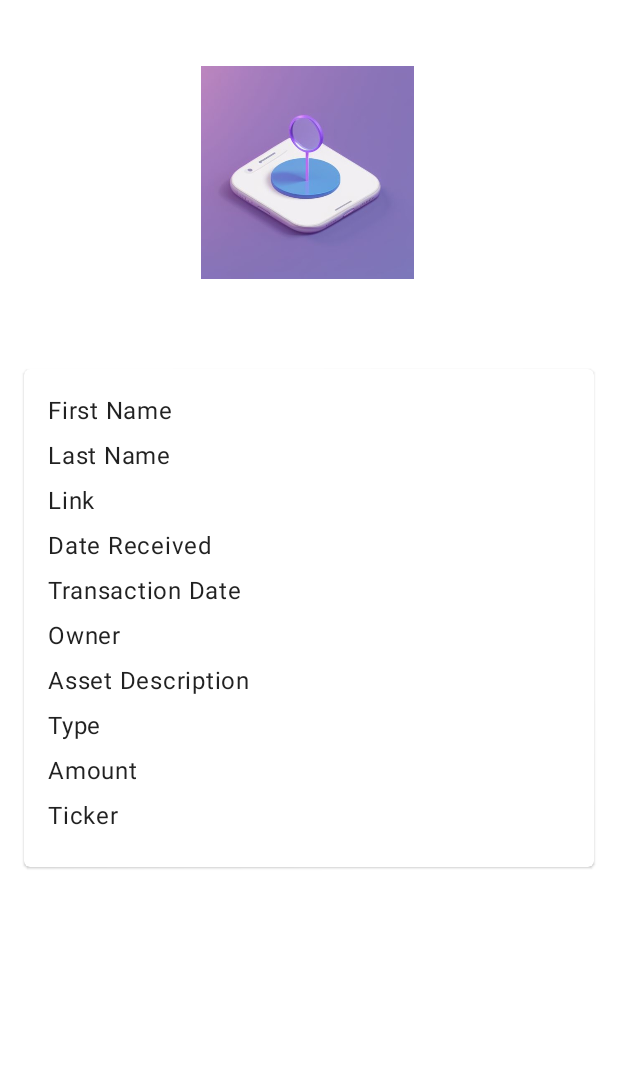
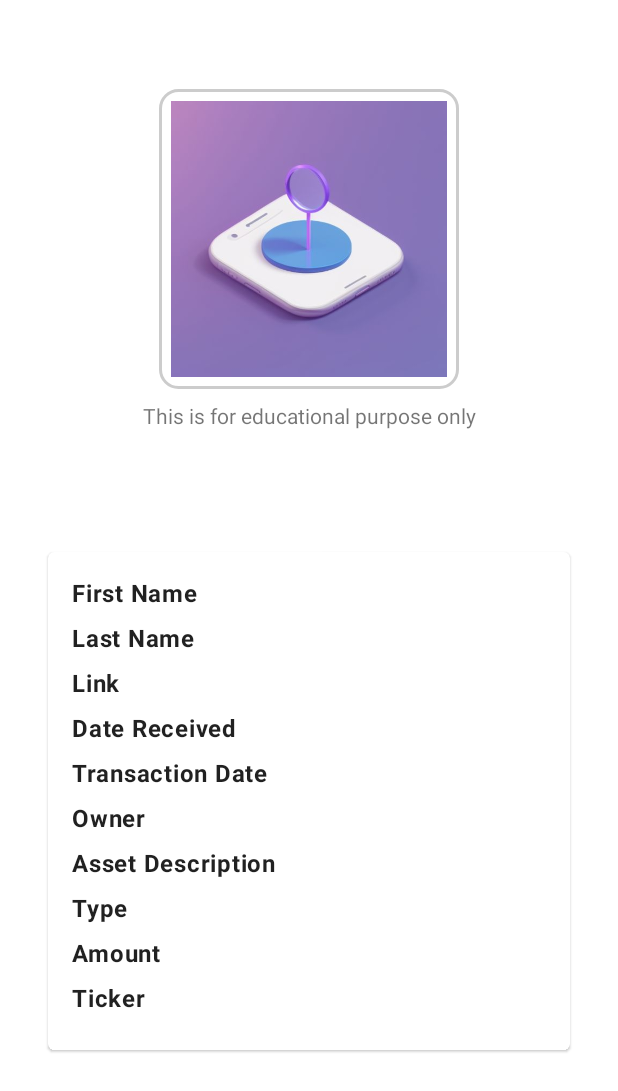
Before and after one commit to tao-luke/Stalk_Trade, an Android app: the layout fragment_transaction_details.xml on its own in the app's theme, with its tools: preview values and no code run, on a phone screen of 412 x 824 dp. Shown: the top 1091 px of the screen. Run offline under Robolectric (Android 15) with nearby library versions, the phone set to English and light mode, and no system bars.

Commit message:
update UI for transaction detail page

```diff
--- a/app/src/main/res/layout/fragment_transaction_details.xml
+++ b/app/src/main/res/layout/fragment_transaction_details.xml
@@ -1,29 +1,55 @@
 <?xml version="1.0" encoding="utf-8"?>
-<androidx.constraintlayout.widget.ConstraintLayout xmlns:android="http://schemas.android.com/apk/res/android"
+<androidx.constraintlayout.widget.ConstraintLayout
+    xmlns:android="http://schemas.android.com/apk/res/android"
     xmlns:app="http://schemas.android.com/apk/res-auto"
     xmlns:tools="http://schemas.android.com/tools"
     android:layout_width="match_parent"
     android:layout_height="match_parent"
-    tools:context=".ui.details.TransactionDetailsFragment">
+    tools:context=".ui.details.TransactionDetailsFragment"
+    android:padding="16dp">
+
+    <TextView
+        android:id="@+id/empty"
+        android:layout_width="0dp"
+        android:layout_height="wrap_content"
+        android:textSize="20sp"
+        android:textStyle="bold"
+        app:layout_constraintTop_toTopOf="parent"
+        app:layout_constraintStart_toStartOf="parent"
+        app:layout_constraintEnd_toEndOf="parent"
+        app:layout_constraintHorizontal_bias="0.5"
+        app:layout_constraintVertical_bias="0.0" />
+
     <ImageView
         android:id="@+id/iconImageView"
-        android:layout_width="162dp"
-        android:layout_height="142dp"
-        android:layout_marginTop="44dp"
-        android:contentDescription="@string/icon_description"
+        android:layout_width="200dp"
+        android:layout_height="200dp"
+        android:layout_marginTop="16dp"
+        android:padding="8dp"
+        android:background="@drawable/image_background"
+        android:scaleType="centerCrop"
         android:src="@drawable/ic_icon"
-        app:layout_constraintEnd_toEndOf="parent"
-        app:layout_constraintHorizontal_bias="0.497"
+        app:layout_constraintTop_toBottomOf="@id/empty"
         app:layout_constraintStart_toStartOf="parent"
-        app:layout_constraintTop_toTopOf="parent"
-        app:layout_constraintVertical_bias="0.0" />
+        app:layout_constraintEnd_toEndOf="parent" />
+
+    <TextView
+        android:id="@+id/blurbTextView"
+        android:layout_width="wrap_content"
+        android:layout_height="wrap_content"
+        android:layout_marginTop="8dp"
+        android:text="This is for educational purpose only"
+        android:textSize="14sp"
+        app:layout_constraintTop_toBottomOf="@id/iconImageView"
+        app:layout_constraintStart_toStartOf="parent"
+        app:layout_constraintEnd_toEndOf="parent" />
 
     <com.google.android.material.card.MaterialCardView
         android:id="@+id/cardView"
         android:layout_width="0dp"
         android:layout_height="wrap_content"
         android:layout_margin="16dp"
-        app:layout_constraintTop_toTopOf="parent"
+        app:layout_constraintTop_toBottomOf="@id/iconImageView"
         app:layout_constraintBottom_toBottomOf="parent"
         app:layout_constraintStart_toStartOf="parent"
         app:layout_constraintEnd_toEndOf="parent">
@@ -40,7 +66,8 @@
                 android:layout_width="wrap_content"
                 android:layout_height="wrap_content"
                 android:layout_marginBottom="8dp"
-                android:text="First Name" />
+                android:text="First Name"
+                android:textStyle="bold" />
 
             <TextView
                 android:id="@+id/textLastName"
@@ -48,7 +75,8 @@
                 android:layout_width="wrap_content"
                 android:layout_height="wrap_content"
                 android:layout_marginBottom="8dp"
-                android:text="Last Name" />
+                android:text="Last Name"
+                android:textStyle="bold" />
 
             <TextView
                 android:id="@+id/textLink"
@@ -56,7 +84,8 @@
                 android:layout_width="wrap_content"
                 android:layout_height="wrap_content"
                 android:layout_marginBottom="8dp"
-                android:text="Link" />
+                android:text="Link"
+                android:textStyle="bold" />
 
             <TextView
                 android:id="@+id/textDateReceived"
@@ -64,7 +93,8 @@
                 android:layout_width="wrap_content"
                 android:layout_height="wrap_content"
                 android:layout_marginBottom="8dp"
-                android:text="Date Received" />
+                android:text="Date Received"
+                android:textStyle="bold" />
 
             <TextView
                 android:id="@+id/textTransactionDate"
@@ -72,7 +102,8 @@
                 android:layout_width="wrap_content"
                 android:layout_height="wrap_content"
                 android:layout_marginBottom="8dp"
-                android:text="Transaction Date" />
+                android:text="Transaction Date"
+                android:textStyle="bold" />
 
             <TextView
                 android:id="@+id/textOwner"
@@ -80,7 +111,8 @@
                 android:layout_width="wrap_content"
                 android:layout_height="wrap_content"
                 android:layout_marginBottom="8dp"
-                android:text="Owner" />
+                android:text="Owner"
+                android:textStyle="bold" />
 
             <TextView
                 android:id="@+id/textAssetDescription"
@@ -88,7 +120,8 @@
                 android:layout_width="wrap_content"
                 android:layout_height="wrap_content"
                 android:layout_marginBottom="8dp"
-                android:text="Asset Description" />
+                android:text="Asset Description"
+                android:textStyle="bold" />
 
             <TextView
                 android:id="@+id/textType"
@@ -96,7 +129,8 @@
                 android:layout_width="wrap_content"
                 android:layout_height="wrap_content"
                 android:layout_marginBottom="8dp"
-                android:text="Type" />
+                android:text="Type"
+                android:textStyle="bold" />
 
             <TextView
                 android:id="@+id/textAmount"
@@ -104,7 +138,8 @@
                 android:layout_width="wrap_content"
                 android:layout_height="wrap_content"
                 android:layout_marginBottom="8dp"
-                android:text="Amount" />
+                android:text="Amount"
+                android:textStyle="bold" />
 
             <TextView
                 android:id="@+id/textSymbol"
@@ -112,7 +147,8 @@
                 android:layout_width="wrap_content"
                 android:layout_height="wrap_content"
                 android:layout_marginBottom="8dp"
-                android:text="Ticker" />
+                android:text="Ticker"
+                android:textStyle="bold" />
 
         </LinearLayout>
     </com.google.android.material.card.MaterialCardView>
```
